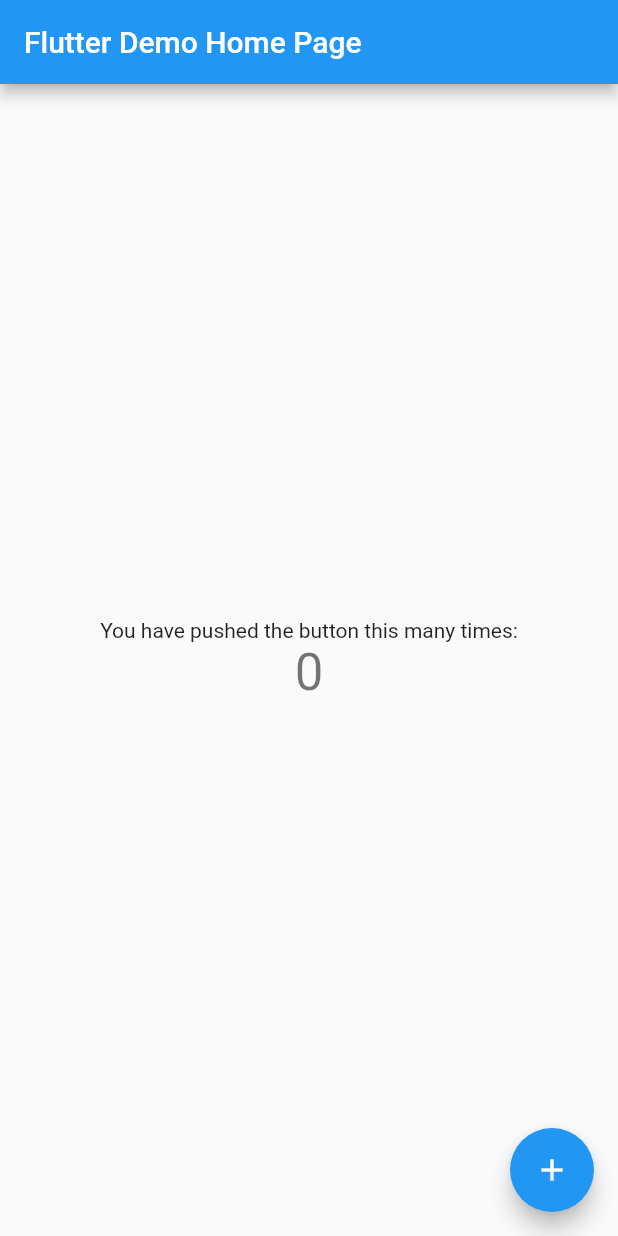
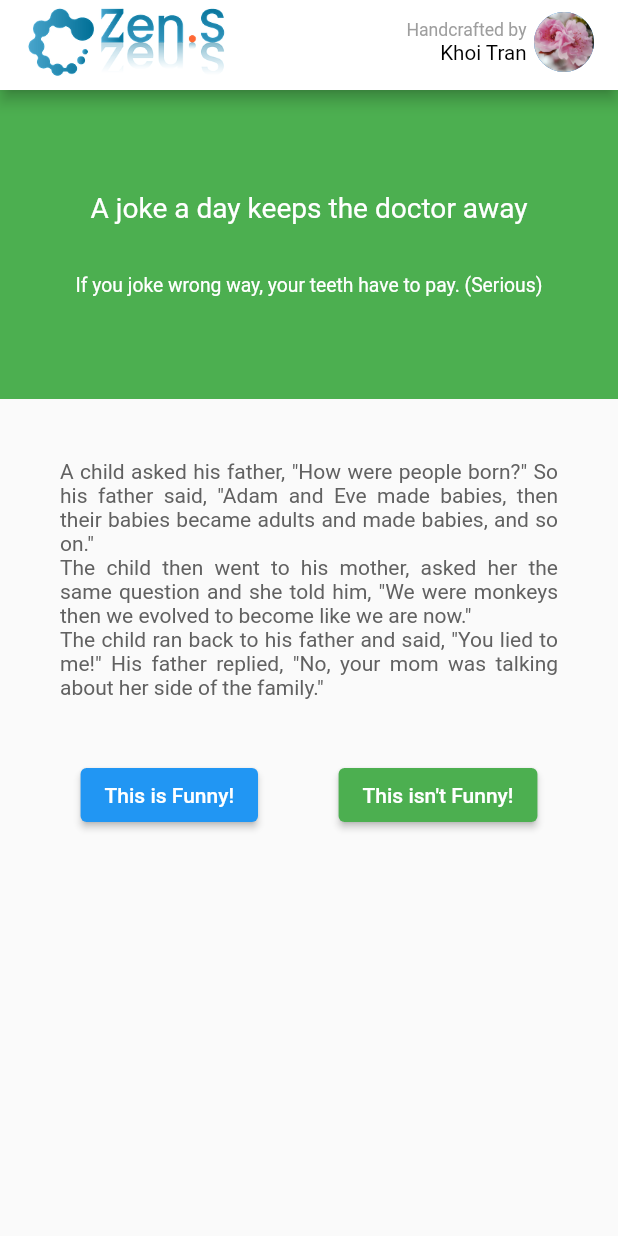
Before and after one commit to TranDKhoi/evaluation_test, a Flutter app: the screen it shows after launch, on a phone screen of 412 x 824 dp. Run offline on Flutter 3.47's test engine with Material 2 defaults, Android fonts, the phone set to English and light mode, and no system bars; our stand-ins replace shared_preferences.

Commit message:
finished test
- using shared_preferences as cookie to storage in local
- anim when text changed
- simulate API call loading bar
- user can clear cookie and re-vote
- responsive UI
- saving user state

```diff
--- /dev/null
+++ b/lib/features/app.dart
@@ -0,0 +1,26 @@
+import 'package:evaluation_test/features/widgets/appbar.dart';
+import 'package:evaluation_test/features/widgets/body.dart';
+import 'package:flutter/material.dart';
+
+class MyApp extends StatefulWidget {
+  const MyApp({Key? key}) : super(key: key);
+
+  @override
+  State<MyApp> createState() => _MyAppState();
+}
+
+class _MyAppState extends State<MyApp> {
+  @override
+  Widget build(BuildContext context) {
+    return const MaterialApp(
+      debugShowCheckedModeBanner: false,
+      home: Scaffold(
+        appBar: PreferredSize(
+          preferredSize: Size(double.infinity, 60),
+          child: MyAppBar(),
+        ),
+        body: SingleChildScrollView(child: AppBody()),
+      ),
+    );
+  }
+}
--- /dev/null
+++ b/lib/features/widgets/appbar.dart
@@ -0,0 +1,52 @@
+import 'package:flutter/material.dart';
+
+class MyAppBar extends StatelessWidget {
+  const MyAppBar({Key? key}) : super(key: key);
+
+  @override
+  Widget build(BuildContext context) {
+    var size = MediaQuery.of(context).size;
+
+    return AppBar(
+      backgroundColor: Colors.white,
+      title: Row(
+        children: [
+          //COMPANY LOGO
+          Image.asset(
+            "assets/images/zens_logo.png",
+            width: size.width / 3,
+            height: size.height / 7,
+          ),
+          const Spacer(),
+
+          //USER NAME
+          Column(
+            crossAxisAlignment: CrossAxisAlignment.end,
+            children: [
+              Text(
+                "Handcrafted by",
+                style: TextStyle(
+                    color: Colors.grey,
+                    fontSize: size.width / 35,
+                    fontWeight: FontWeight.normal),
+              ),
+              Text(
+                "Khoi Tran",
+                style: TextStyle(
+                    color: Colors.black,
+                    fontSize: size.width / 30,
+                    fontWeight: FontWeight.normal),
+              ),
+            ],
+          ),
+
+          const SizedBox(width: 5),
+          //USER IMAGE
+          const CircleAvatar(
+            backgroundImage: AssetImage("assets/images/flower.jpg"),
+          ),
+        ],
+      ),
+    );
+  }
+}
--- /dev/null
+++ b/lib/features/widgets/body.dart
@@ -0,0 +1,154 @@
+import 'dart:async';
+
+import 'package:evaluation_test/features/widgets/custom_button.dart';
+import 'package:evaluation_test/values/jokes.dart';
+import 'package:flutter/material.dart';
+import 'package:shared_preferences/shared_preferences.dart';
+
+class AppBody extends StatefulWidget {
+  const AppBody({Key? key}) : super(key: key);
+
+  @override
+  State<AppBody> createState() => _AppBodyState();
+}
+
+class _AppBodyState extends State<AppBody> {
+  int currentIndex = -1;
+  late SharedPreferences prefs;
+
+  @override
+  void initState() {
+    getUserData();
+    super.initState();
+  }
+
+  @override
+  Widget build(BuildContext context) {
+    var size = MediaQuery.of(context).size;
+
+    return currentIndex == -1
+        ? SizedBox(
+            height: size.height,
+            width: size.width,
+            child: Column(
+              mainAxisAlignment: MainAxisAlignment.center,
+              children: const [
+                CircularProgressIndicator(),
+              ],
+            ),
+          )
+        : Column(
+            children: [
+              //GREEN BANNER
+              Container(
+                width: size.width,
+                height: size.height / 4,
+                decoration: const BoxDecoration(
+                  color: Colors.green,
+                ),
+                child: Padding(
+                  padding: const EdgeInsets.symmetric(horizontal: 50),
+                  child: Column(
+                    mainAxisAlignment: MainAxisAlignment.center,
+                    children: [
+                      Text(
+                        "A joke a day keeps the doctor away",
+                        style: TextStyle(
+                            color: Colors.white, fontSize: size.width / 22),
+                      ),
+                      SizedBox(height: size.height / 25),
+                      Text(
+                        "If you joke wrong way, your teeth have to pay. (Serious)",
+                        style: TextStyle(
+                            color: Colors.white, fontSize: size.width / 32),
+                      ),
+                    ],
+                  ),
+                ),
+              ),
+              //JOKE FIELD
+              Padding(
+                padding:
+                    const EdgeInsets.symmetric(horizontal: 40, vertical: 40),
+                child: AnimatedSwitcher(
+                  duration: const Duration(milliseconds: 200),
+                  transitionBuilder:
+                      (Widget child, Animation<double> animation) {
+                    return FadeTransition(opacity: animation, child: child);
+                  },
+                  child: Text(
+                    key: ValueKey<int>(currentIndex),
+                    jokeList[currentIndex],
+                    textAlign: TextAlign.justify,
+                    style: TextStyle(color: Colors.grey[700]),
+                  ),
+                ),
+              ),
+              //Selection field
+              currentIndex != jokeList.length - 1
+                  ? Row(
+                      mainAxisAlignment: MainAxisAlignment.spaceEvenly,
+                      children: [
+                        CustomButton(
+                          onTap: () {
+                            voteJoke("0");
+                          },
+                          title: "This is Funny!",
+                          color: Colors.blue,
+                        ),
+                        CustomButton(
+                          onTap: () {
+                            voteJoke("1");
+                          },
+                          title: "This isn't Funny!",
+                          color: Colors.green,
+                        ),
+                      ],
+                    )
+                  : CustomButton(
+                      onTap: () {
+                        clearCookie();
+                      },
+                      title: "Clear Cookie!",
+                      color: Colors.grey,
+                    )
+            ],
+          );
+  }
+
+  void voteJoke(String selection) async {
+    //selection = 0 mean funny, 1 mean not funny
+
+    if (currentIndex == jokeList.length - 1) {
+      return;
+    }
+    setState(() {
+      currentIndex++;
+    });
+
+    //save user's selection in local
+    prefs = await SharedPreferences.getInstance();
+    prefs.setStringList("voteResult", [currentIndex.toString(), selection]);
+  }
+
+  void clearCookie() async {
+    prefs = await SharedPreferences.getInstance();
+    prefs.clear();
+
+    setState(() {
+      currentIndex = 0;
+    });
+  }
+
+  void getUserData() async {
+    var prefs = await SharedPreferences.getInstance();
+    List<String>? list = prefs.getStringList("voteResult");
+
+    list == null ? currentIndex = 0 : currentIndex = int.parse(list[0]);
+
+    //Just want to show the progress bar like call API
+    Timer(const Duration(milliseconds: 3000), () {
+      setState(() {});
+    });
+  }
+}
--- /dev/null
+++ b/lib/features/widgets/custom_button.dart
@@ -0,0 +1,25 @@
+import 'package:flutter/material.dart';
+
+class CustomButton extends StatelessWidget {
+  CustomButton(
+      {Key? key,
+      required this.onTap,
+      required this.title,
+      this.color = Colors.blue})
+      : super(key: key);
+
+  final VoidCallback onTap;
+  final String title;
+  var color;
+
+  @override
+  Widget build(BuildContext context) {
+    return ElevatedButton(
+      onPressed: onTap,
+      style: ElevatedButton.styleFrom(
+        primary: color,
+      ),
+      child: Text(title),
+    );
+  }
+}
--- a/lib/main.dart
+++ b/lib/main.dart
@@ -1,115 +1,7 @@
 import 'package:flutter/material.dart';
 
-void main() {
+import 'features/app.dart';
+
+void main() async {
   runApp(const MyApp());
 }
-
-class MyApp extends StatelessWidget {
-  const MyApp({Key? key}) : super(key: key);
-
-  // This widget is the root of your application.
-  @override
-  Widget build(BuildContext context) {
-    return MaterialApp(
-      title: 'Flutter Demo',
-      theme: ThemeData(
-        // This is the theme of your application.
-        //
-        // Try running your application with "flutter run". You'll see the
-        // application has a blue toolbar. Then, without quitting the app, try
-        // changing the primarySwatch below to Colors.green and then invoke
-        // "hot reload" (press "r" in the console where you ran "flutter run",
-        // or simply save your changes to "hot reload" in a Flutter IDE).
-        // Notice that the counter didn't reset back to zero; the application
-        // is not restarted.
-        primarySwatch: Colors.blue,
-      ),
-      home: const MyHomePage(title: 'Flutter Demo Home Page'),
-    );
-  }
-}
-
-class MyHomePage extends StatefulWidget {
-  const MyHomePage({Key? key, required this.title}) : super(key: key);
-
-  // This widget is the home page of your application. It is stateful, meaning
-  // that it has a State object (defined below) that contains fields that affect
-  // how it looks.
-
-  // This class is the configuration for the state. It holds the values (in this
-  // case the title) provided by the parent (in this case the App widget) and
-  // used by the build method of the State. Fields in a Widget subclass are
-  // always marked "final".
-
-  final String title;
-
-  @override
-  State<MyHomePage> createState() => _MyHomePageState();
-}
-
-class _MyHomePageState extends State<MyHomePage> {
-  int _counter = 0;
-
-  void _incrementCounter() {
-    setState(() {
-      // This call to setState tells the Flutter framework that something has
-      // changed in this State, which causes it to rerun the build method below
-      // so that the display can reflect the updated values. If we changed
-      // _counter without calling setState(), then the build method would not be
-      // called again, and so nothing would appear to happen.
-      _counter++;
-    });
-  }
-
-  @override
-  Widget build(BuildContext context) {
-    // This method is rerun every time setState is called, for instance as done
-    // by the _incrementCounter method above.
-    //
-    // The Flutter framework has been optimized to make rerunning build methods
-    // fast, so that you can just rebuild anything that needs updating rather
-    // than having to individually change instances of widgets.
-    return Scaffold(
-      appBar: AppBar(
-        // Here we take the value from the MyHomePage object that was created by
-        // the App.build method, and use it to set our appbar title.
-        title: Text(widget.title),
-      ),
-      body: Center(
-        // Center is a layout widget. It takes a single child and positions it
-        // in the middle of the parent.
-        child: Column(
-          // Column is also a layout widget. It takes a list of children and
-          // arranges them vertically. By default, it sizes itself to fit its
-          // children horizontally, and tries to be as tall as its parent.
-          //
-          // Invoke "debug painting" (press "p" in the console, choose the
-          // "Toggle Debug Paint" action from the Flutter Inspector in Android
-          // Studio, or the "Toggle Debug Paint" command in Visual Studio Code)
-          // to see the wireframe for each widget.
-          //
-          // Column has various properties to control how it sizes itself and
-          // how it positions its children. Here we use mainAxisAlignment to
-          // center the children vertically; the main axis here is the vertical
-          // axis because Columns are vertical (the cross axis would be
-          // horizontal).
-          mainAxisAlignment: MainAxisAlignment.center,
-          children: <Widget>[
-            const Text(
-              'You have pushed the button this many times:',
-            ),
-            Text(
-              '$_counter',
-              style: Theme.of(context).textTheme.headline4,
-            ),
-          ],
-        ),
-      ),
-      floatingActionButton: FloatingActionButton(
-        onPressed: _incrementCounter,
-        tooltip: 'Increment',
-        child: const Icon(Icons.add),
-      ), // This trailing comma makes auto-formatting nicer for build methods.
-    );
-  }
-}
--- /dev/null
+++ b/lib/values/jokes.dart
@@ -0,0 +1,7 @@
+const jokeList = [
+  "A child asked his father, \"How were people born?\" So his father said, \"Adam and Eve made babies, then their babies became adults and made babies, and so on.\"\nThe child then went to his mother, asked her the same question and she told him, \"We were monkeys then we evolved to become like we are now.\"\nThe child ran back to his father and said, \"You lied to me!\" His father replied, \"No, your mom was talking about her side of the family.\"",
+  "Teacher: \"Kids,what does the chicken give you?\" Student: \"Meat!\"\nTeacher: \"Very good! Now what does the pig give you?\"\nStudent: \"Bacon!\"\nTeacher: \"Great! And what does the fat cow give you?\"\nStudent: \"Homework!\"",
+  "The teacher asked Jimmy, \"Why is your cat at school today Jimmy?\"\nJimmy replied crying, \"Because I heard my daddy tell my mommy, 'I am going to eat that pussy once Jimmy leaves for school today!'\"",
+  "A housewife, an accountant and a lawyer were asked \"How much is 2+2?\". The housewife replies: \"Four!\". The accountant says: \"I think it's either 3 or 4. Let me run those figures through my spreadsheet one more time.\" The lawyer pulls the drapes, dims the lights and asks in a hushed voice, \"How much do you want it to be?\"",
+  "\"That's all the jokes for today! Come back another day!\"",
+];
--- a/pubspec.yaml
+++ b/pubspec.yaml
@@ -34,6 +34,7 @@ dependencies:
   # The following adds the Cupertino Icons font to your application.
   # Use with the CupertinoIcons class for iOS style icons.
   cupertino_icons: ^1.0.2
+  shared_preferences: ^2.0.15
 
 dev_dependencies:
   flutter_test:
@@ -58,9 +59,8 @@ flutter:
   uses-material-design: true
 
   # To add assets to your application, add an assets section, like this:
-  # assets:
-  #   - images/a_dot_burr.jpeg
-  #   - images/a_dot_ham.jpeg
+  assets:
+    - assets/images/
 
   # An image asset can refer to one or more resolution-specific "variants", see
   # https://flutter.dev/assets-and-images/#resolution-aware
```
Also changed, not shown: assets/images/flower.jpg (added), assets/images/zens_logo.png (added), pubspec.lock.
